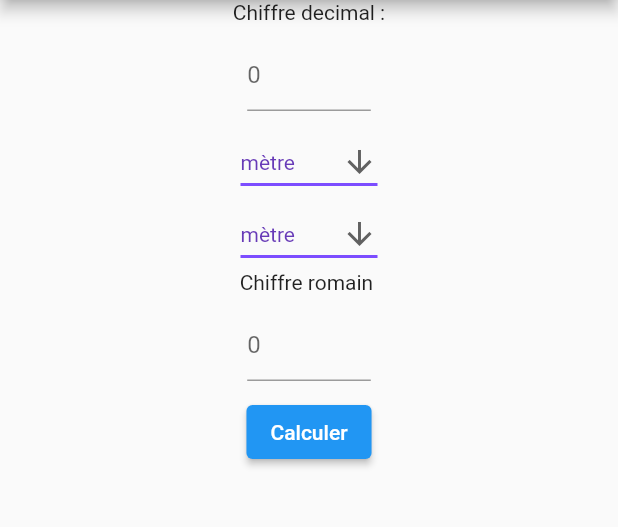
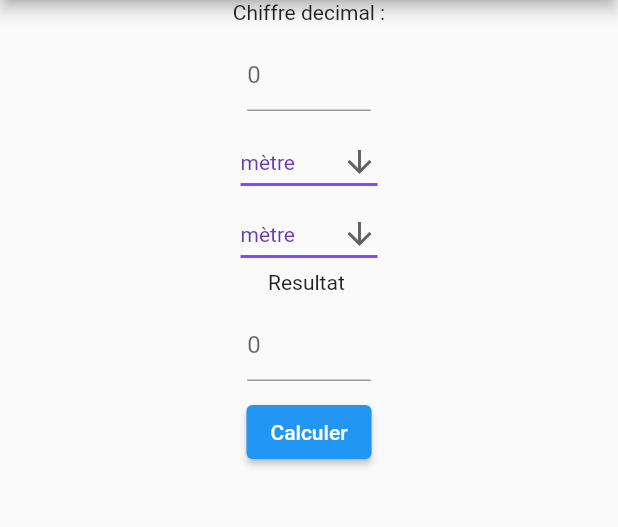
Before and after one commit to mathieusoufflard/Mini_Project_Flutter_Coding, a Flutter app: the DistancePage screen opened directly, after a tap on "Calculer", on a phone screen of 412 x 824 dp, the part 84-611 px from its top. Run offline on Flutter 3.47's test engine with Material 2 defaults, Android fonts, the phone set to English and light mode, and no system bars; missing offline and left inert: dart:ffi, romanice, units_converter.

Commit message:
distance done

```diff
--- a/flutter_app/lib/distancePage.dart
+++ b/flutter_app/lib/distancePage.dart
@@ -15,11 +15,13 @@ class DistancePage extends StatelessWidget {
   TextEditingController decimalData = TextEditingController();
   TextEditingController romanData = TextEditingController();
 
-  double? selectMesure(value,mesure) {
+  double? selectMesure(value,mesure,type) {
     value = double?.parse(value);
     var length = Length(removeTrailingZeros: false); //initialize Length object, let's specify that we want to keep the trailing zeros (e.g. 1.00) for stringValue
-    var unit = length.inches; //We get all ther others units
-    print('name:${unit.name}, value:${unit.value}, stringValue:${unit.stringValue}, symbol:${unit.symbol}');
+    late var unit ; //We get all ther others units
+    //var unit = length.kilometers; //We get all ther others units
+    //print('name:${unit.name}, value:${unit.value}, stringValue:${unit.stringValue}, symbol:${unit.symbol}');
+    print('type: ${type}');
 
     switch (mesure) {
       case "kilomètre":
@@ -29,7 +31,7 @@ class DistancePage extends StatelessWidget {
         length.convert(LENGTH.meters, value); //We give 1 meter as input
         break;
       case "decimètre" :
-        length.convert(LENGTH.meters, value); //We give 1 meter as input
+        length.convert(LENGTH.meters, (value/10)); //We give 1 meter as input
         break;
       case "centimètre":
         length.convert(LENGTH.centimeters, value); //We give 1 meter as input
@@ -51,12 +53,42 @@ class DistancePage extends StatelessWidget {
         break;
 
   }
+
+    switch (type) {
+      case "kilomètre":
+        unit =  length.kilometers; //We give 1 meter as input
+        break;
+      case "mètre":
+        unit = length.meters;
+        break;
+      case "decimètre" :
+        unit = (length.meters);
+        return (unit.value)*10;
+        break;
+      case "centimètre":
+        unit = length.centimeters;
+        break;
+      case "milimètre":
+        unit = length.millimeters;
+        break;
+      case "nanomètre":
+        unit = length.nanometers;
+        break;
+      case "yard":
+        unit = length.yards;
+        break;
+      case "pied":
+        unit = length.feet;
+        break;
+      case "pouce":
+        unit = length.inches;
+        break;
+      default :
+        unit = length.meters;
+    }
     return unit.value;
 
 }
-
-
-
 
 
   @override
@@ -97,15 +129,15 @@ class DistancePage extends StatelessWidget {
             _setInputField("0",
                 decimalData, TextInputType.number),
             MyStatefulWidget(),
-            MyStatefulWidget(),
-            Text("Chiffre romain "),
+            MyStatefulWidgetDown(),
+            Text("Resultat "),
             _setInputField(
               "0",
               romanData,
               TextInputType.text,
             ),
             ElevatedButton(onPressed: () {
-              double? mesure = selectMesure(decimalData.text,dropdownValue);
+              double? mesure = selectMesure(decimalData.text,dropdownValue,dropdownValueBottom);
               romanData.text = mesure.toString();
               print('coucou '+dropdownValue);
             }, child: Text("Calculer"))
@@ -172,3 +204,42 @@ class _MyStatefulWidgetState extends State<MyStatefulWidget> {
     );
   }
 }
+
+class MyStatefulWidgetDown extends StatefulWidget {
+  const MyStatefulWidgetDown({Key? key}) : super(key: key);
+
+  @override
+  _MyStatefulWidgetStateDown createState() => _MyStatefulWidgetStateDown();
+}
+
+/// This is the private State class that goes with MyStatefulWidget.
+class _MyStatefulWidgetStateDown extends State<MyStatefulWidgetDown> {
+
+
+  @override
+  Widget build(BuildContext context) {
+    return DropdownButton<String>(
+      value: dropdownValueBottom,
+      icon: const Icon(Icons.arrow_downward),
+      iconSize: 24,
+      elevation: 16,
+      style: const TextStyle(color: Colors.deepPurple),
+      underline: Container(
+        height: 2,
+        color: Colors.deepPurpleAccent,
+      ),
+      onChanged: (String? newValue) {
+        setState(() {
+          dropdownValueBottom = newValue! ;
+        });
+      },
+      items: <String>['kilomètre', 'mètre','decimètre','centimètre', 'milimètre','nanomètre', 'yard','pied','pouce']
+          .map<DropdownMenuItem<String>>((String value) {
+        return DropdownMenuItem<String>(
+          value: value,
+          child: Text(value),
+        );
+      }).toList(),
+    );
+  }
+}
```
